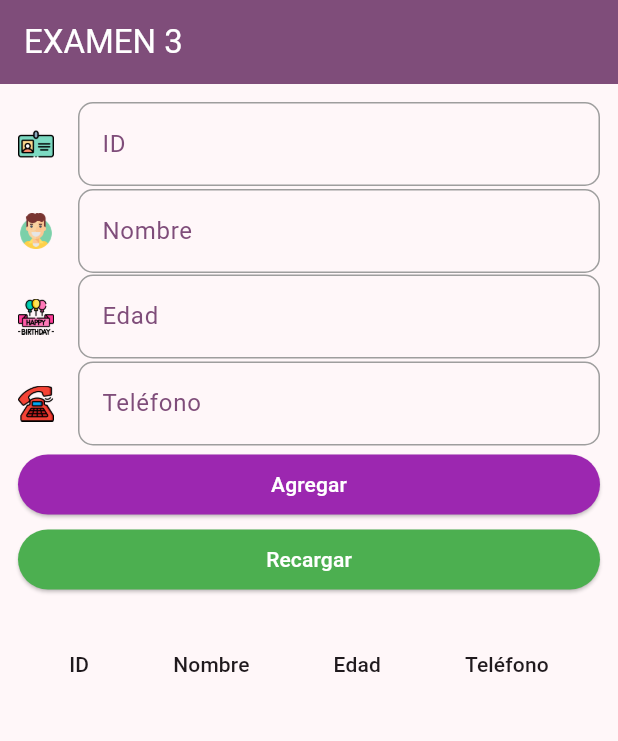
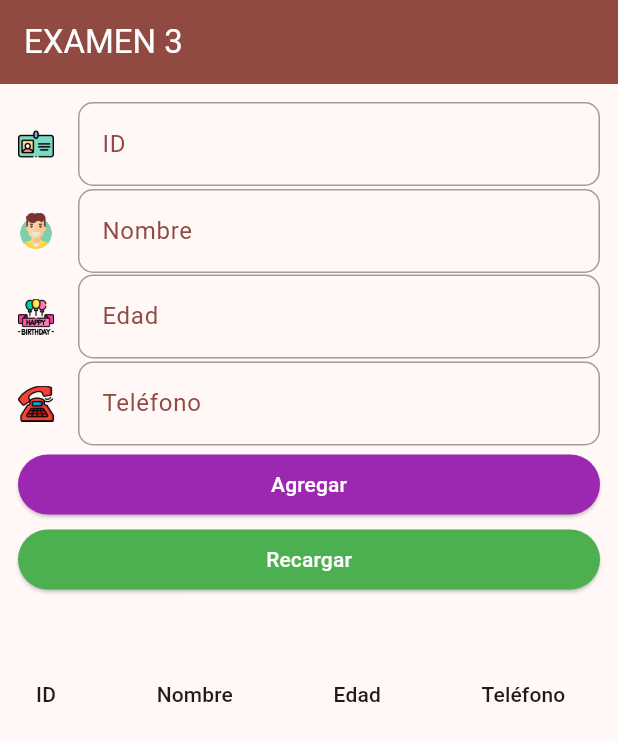
Before and after one commit to alexprogramador1996/practica3_sis, a Flutter app: the screen it shows after launch, on a phone screen of 412 x 824 dp. Shown: the top 741 px of the screen. Run offline on Flutter 3.47's test engine with Material 2 defaults, Android fonts, the phone set to English and light mode, and no system bars; our stand-ins replace cloud_firestore, firebase_core; accounts and stored records are empty.

Commit message:
Se mejoro pequeños errores en los archivos main y home

```diff
--- a/lib/main.dart
+++ b/lib/main.dart
@@ -18,7 +18,7 @@ class MyApp extends StatelessWidget {
       debugShowCheckedModeBanner: false,
       title: 'Examen 3',
       theme: ThemeData(
-        colorScheme: ColorScheme.fromSeed(seedColor: Color.fromARGB(255, 236, 47, 236)),
+        colorScheme: ColorScheme.fromSeed(seedColor: Colors.red),
         useMaterial3: true,
       ),
       home: const MyHomePage(title: 'EXAMEN 3'),
--- a/lib/pages/home.dart
+++ b/lib/pages/home.dart
@@ -75,7 +75,6 @@ class _MyHomePageState extends State<MyHomePage> {
         'telefono': telefono,
       });
 
-      // Limpiar los controladores después de agregar un test
       idController.clear();
       nombreController.clear();
       edadController.clear();
@@ -128,11 +127,9 @@ class _MyHomePageState extends State<MyHomePage> {
         ),
       ),
       body: SafeArea(
-        child: Column(
-          children: [
-            Flexible(
-              child: SingleChildScrollView(
-                child: Padding(
+        child: ListView(
+          children: <Widget>[
+            Padding(
               padding: const EdgeInsets.all(12.0),
               child: Column(
                 crossAxisAlignment: CrossAxisAlignment.stretch,
@@ -248,9 +245,8 @@ class _MyHomePageState extends State<MyHomePage> {
                 ],
               ),
             ),
-              ),
-            ),
-            Expanded(
+            Container(
+              margin: const EdgeInsets.only(top: 20),
               child: FutureBuilder<List<Test>>(
                 future: getTests(),
                 builder: (context, snapshot) {
@@ -274,9 +270,9 @@ class _MyHomePageState extends State<MyHomePage> {
                       rows: tests!.map((test) {
                         return DataRow(cells: [
                           DataCell(Text(test.id)),
-                          DataCell(Text(test.nombre)),
+                          DataCell(Flexible(child: Text(test.nombre))),
                           DataCell(Text(test.edad)),
-                          DataCell(Text(test.telefono)),
+                          DataCell(Expanded(child: Text(test.telefono))),
                         ]);
                       }).toList(),
                     );
```
Lines whose indentation alone changed are shown as unchanged.
